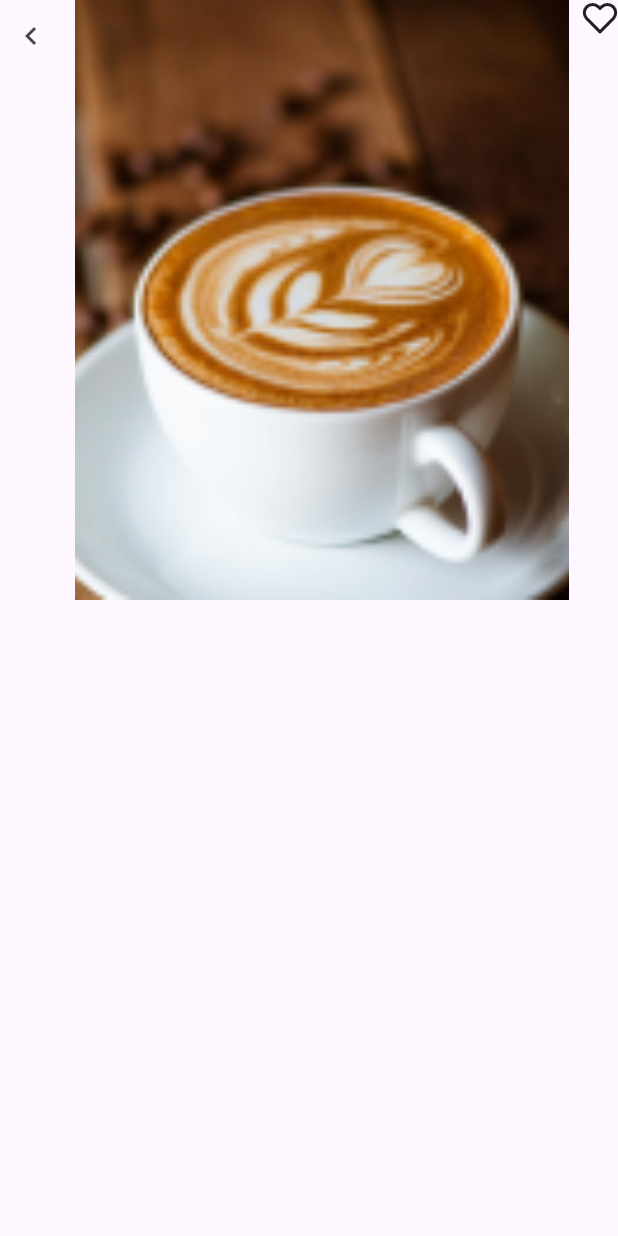
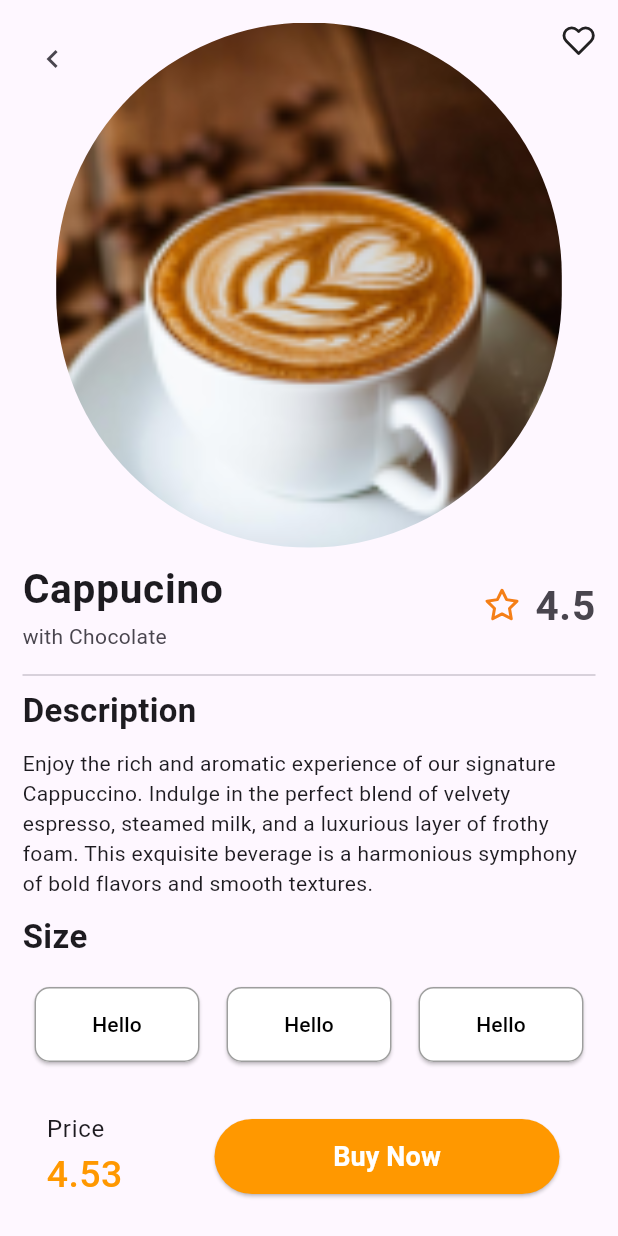
Before and after one commit to AyomideCharles/Coffee-store-Flutter-UI, a Flutter app: the DetailsPage screen opened directly with sample values from the repository, on a phone screen of 412 x 824 dp. Run offline on Flutter 3.47's test engine with Material 3 defaults, Android fonts, the phone set to English and light mode, and no system bars.

Commit message:
feat: fixed onboarding and details page done

```diff
--- a/lib/model/coffeemodel.dart
+++ b/lib/model/coffeemodel.dart
@@ -22,7 +22,7 @@ List<Coffee> coffee = [
       type: 'Cappucino',
       image: 'assets/cup2.png',
       price: 4.53,
-      topping: 'with Chocolate'),
+      topping: 'with Oat Milk'),
   Coffee(
       type: 'Cappucino',
       image: 'assets/cup3.png',
--- a/lib/views/detailspage.dart
+++ b/lib/views/detailspage.dart
@@ -17,7 +17,10 @@ class _DetailsPageState extends State<DetailsPage> {
   Widget build(BuildContext context) {
     return Scaffold(
       body: SafeArea(
+        child: Padding(
+          padding: const EdgeInsets.all(15.0),
           child: Column(
+            crossAxisAlignment: CrossAxisAlignment.start,
             children: [
               Row(
                 mainAxisAlignment: MainAxisAlignment.spaceBetween,
@@ -32,18 +35,110 @@ class _DetailsPageState extends State<DetailsPage> {
                         icon: const Icon(Icons.navigate_before)),
                   ),
                   Flexible(
-                  flex: 8,
+                    flex: 15,
+                    child: ClipRRect(
+                      borderRadius: BorderRadius.circular(200),
                       child: Image.asset(
                         widget.coffeedetail.image,
-                    height: 400,
-                    width: 400,
+                        height: 350,
+                        width: 350,
                         fit: BoxFit.cover,
+                      ),
                     ),
                   ),
                   const Flexible(flex: 1, child: Icon(FeatherIcons.heart))
                 ],
+              ),
+              ListTile(
+                contentPadding: EdgeInsets.zero,
+                title: Text(
+                  widget.coffeedetail.type,
+                  style: const TextStyle(
+                      fontSize: 27, fontWeight: FontWeight.w700),
+                ),
+                subtitle: Text(widget.coffeedetail.topping),
+                trailing: Row(
+                  mainAxisSize: MainAxisSize.min,
+                  children: [
+                    Icon(
+                      FeatherIcons.star,
+                      color: Colors.yellow.shade900,
+                    ),
+                    const SizedBox(
+                      width: 10,
+                    ),
+                    const Text('4.5',
+                        style: TextStyle(
+                            fontSize: 27, fontWeight: FontWeight.w700))
+                  ],
+                ),
+              ),
+              const Divider(),
+              const Text(
+                'Description',
+                style: TextStyle(fontSize: 22, fontWeight: FontWeight.w700),
+              ),
+              const SizedBox(
+                height: 10,
+              ),
+              const Text(
+                  'Enjoy the rich and aromatic experience of our signature Cappuccino. Indulge in the perfect blend of velvety espresso, steamed milk, and a luxurious layer of frothy foam. This exquisite beverage is a harmonious symphony of bold flavors and smooth textures. '),
+              const SizedBox(
+                height: 10,
+              ),
+              const Text(
+                'Size',
+                style: TextStyle(fontSize: 22, fontWeight: FontWeight.w700),
+              ),
+              const SizedBox(
+                height: 10,
+              ),
+              Row(
+                  mainAxisAlignment: MainAxisAlignment.spaceBetween,
+                  children: List.generate(
+                    3,
+                    (index) => Padding(
+                      padding: const EdgeInsets.all(8.0),
+                      child: ElevatedButton(
+                        style: ElevatedButton.styleFrom(
+                            minimumSize: const Size(110, 50),
+                            backgroundColor: Colors.white,
+                            shape: RoundedRectangleBorder(
+                                borderRadius: BorderRadius.circular(10)),
+                            side: const BorderSide(color: Colors.grey)),
+                        onPressed: () {},
+                        child: const Text(
+                          'Hello',
+                          style: TextStyle(color: Colors.black),
+                        ),
+                      ),
+                    ),
+                  )),
+              const Spacer(),
+              ListTile(
+                title: const Text('Price'),
+                subtitle: Text(
+                  widget.coffeedetail.price.toString(),
+                  style: const TextStyle(
+                      color: Colors.orange,
+                      fontSize: 25,
+                      fontWeight: FontWeight.w500),
+                ),
+                trailing: ElevatedButton(
+                    style: ElevatedButton.styleFrom(
+                        backgroundColor: Colors.orange,
+                        minimumSize: const Size(230, 50)),
+                    onPressed: () {},
+                    child: const Text(
+                      'Buy Now',
+                      style: TextStyle(
+                          color: Colors.white,
+                          fontSize: 18,
+                          fontWeight: FontWeight.w700),
+                    )),
               )
             ],
+          ),
         ),
       ),
     );
--- a/lib/views/homepage.dart
+++ b/lib/views/homepage.dart
@@ -45,8 +45,7 @@ class _HomePageState extends State<HomePage> {
                             ]
                                 .map(
                                   (text) => Padding(
-                                    padding: const EdgeInsets.symmetric(
-                                        horizontal: 16.0),
+                                    padding: const EdgeInsets.only(right: 16),
                                     child: ElevatedButton(
                                       style: ElevatedButton.styleFrom(
                                           shape: RoundedRectangleBorder(
--- a/lib/views/onboarding.dart
+++ b/lib/views/onboarding.dart
@@ -16,7 +16,7 @@ class _OnboardingState extends State<Onboarding> {
   void goToNextPage() {
     if (currentIndex < pageList.length - 1) {
       pages.nextPage(
-          duration: const Duration(microseconds: 500), curve: Curves.easeIn);
+          duration: const Duration(milliseconds: 500), curve: Curves.easeIn);
       setState(() {
         currentIndex++;
       });
@@ -25,12 +25,6 @@ class _OnboardingState extends State<Onboarding> {
           context, MaterialPageRoute(builder: (context) => const HomePage()));
     }
   }
-
-  // onPressed: () {
-  //   pages.animateToPage(currentIndex + 1,
-  //       duration: const Duration(microseconds: 1),
-  //       curve: Curves.easeIn);
-  // },
 
   @override
   Widget build(BuildContext context) {
@@ -51,7 +45,7 @@ class _OnboardingState extends State<Onboarding> {
                   curIndex.image,
                   width: double.infinity,
                   height: double.infinity,
-                  fit: BoxFit.contain,
+                  fit: BoxFit.cover,
                 );
               },
               itemCount: pageList.length,
@@ -59,22 +53,23 @@ class _OnboardingState extends State<Onboarding> {
             ),
           ),
           Container(
+            padding: const EdgeInsets.all(15),
             decoration: BoxDecoration(color: Colors.brown.shade800),
             height: MediaQuery.of(context).size.height * 0.35,
             child: Column(
-              crossAxisAlignment: CrossAxisAlignment.center,
               mainAxisAlignment: MainAxisAlignment.center,
               children: [
-                const Text(
-                  'Time for a coffee break ....',
-                  style: TextStyle(
+                Text(
+                  pageList[currentIndex].text,
+                  style: const TextStyle(
                       fontSize: 25,
                       fontWeight: FontWeight.w600,
                       color: Colors.white),
                 ),
-                const Text(
-                  'Your daily dose of fresh brew delivered to \n your doorstep. Start your coffee journey now!',
-                  style: TextStyle(
+                Text(
+                  pageList[currentIndex].subtext,
+                  textAlign: TextAlign.center,
+                  style: const TextStyle(
                       fontSize: 16,
                       fontWeight: FontWeight.w300,
                       color: Colors.white),
@@ -139,14 +134,14 @@ class PageData {
 List<PageData> pageList = [
   PageData(
       image: 'assets/coffeeCup.png',
-      text: 'Time for a coffee break....',
+      text: 'Time for a coffee break ....',
       subtext:
           'Your daily dose of fresh brew delivered to your doorstep. Start your coffee journey now!'),
   PageData(
       image: 'assets/coffeeCup.png',
       text: 'Fast Delivery',
       subtext:
-          'Savings on meals and free delivery fees from great local and national resturants, updated for you each week.'),
+          'Savor the delightful notes of freshly brewed coffee, complemented by a touch of decadent chocolate. Our Cappuccino is a true delight for your senses, providing a moment of bliss with every sip.'),
   PageData(
       image: 'assets/coffeeCup.png',
       text: 'Reward Surprises',
```
Lines whose indentation alone changed are shown as unchanged.
